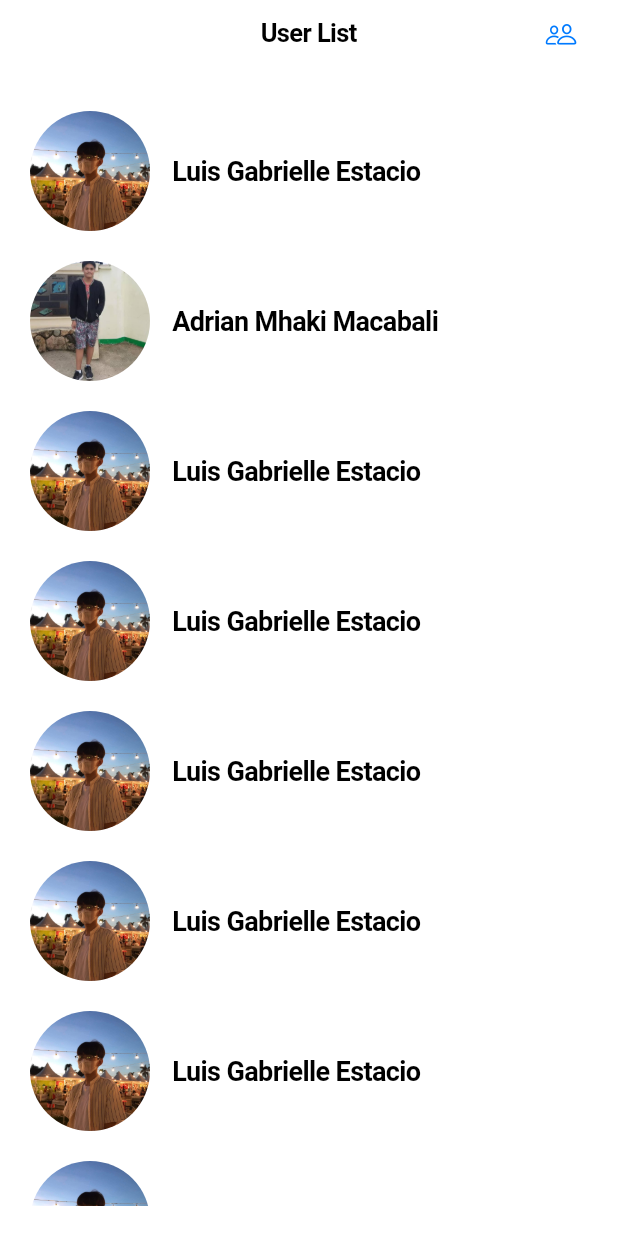
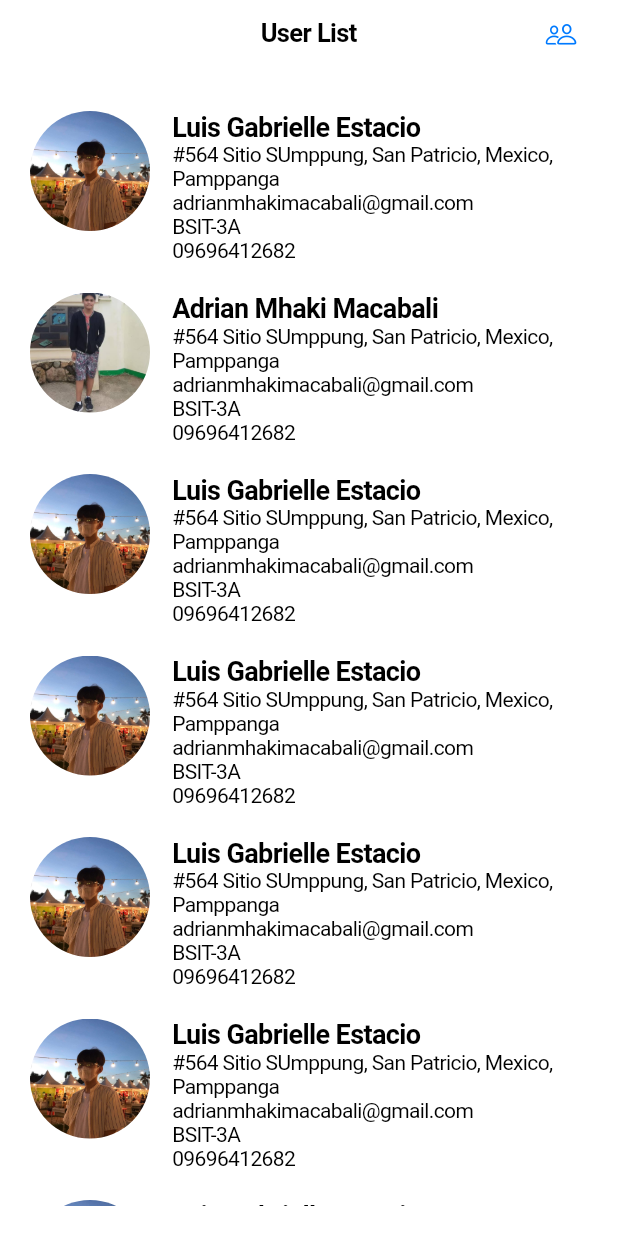
Before and after one commit to megan-esguerra/Resume_App, a Flutter app: the screen it shows after launch, on a phone screen of 412 x 824 dp. Run offline on Flutter 3.47's test engine with Material 3 defaults, Android fonts, the phone set to English and light mode, and no system bars.

Commit message:
"Commit by Adrian"

```diff
--- a/lib/main.dart
+++ b/lib/main.dart
@@ -16,14 +16,14 @@
 
 class MyAppState extends State<MyApp> {
   final List<Map<String, String>> users = [
-    {'name': 'Luis Gabrielle Estacio', 'avatar': 'assets/images/LuisAvatar.jpg'},
-    {'name': 'Adrian Mhaki Macabali', 'avatar': 'assets/images/AdrianAvatar.jpg'},
-    {'name': 'Luis Gabrielle Estacio', 'avatar': 'assets/images/LuisAvatar.jpg'},
-    {'name': 'Luis Gabrielle Estacio', 'avatar': 'assets/images/LuisAvatar.jpg'},
-    {'name': 'Luis Gabrielle Estacio', 'avatar': 'assets/images/LuisAvatar.jpg'},
-    {'name': 'Luis Gabrielle Estacio', 'avatar': 'assets/images/LuisAvatar.jpg'},
-    {'name': 'Luis Gabrielle Estacio', 'avatar': 'assets/images/LuisAvatar.jpg'},
-    {'name': 'Luis Gabrielle Estacio', 'avatar': 'assets/images/LuisAvatar.jpg'},
+    {'name': 'Luis Gabrielle Estacio', 'avatar': 'assets/images/LuisAvatar.jpg', 'address': '#564 Sitio SUmppung, San Patricio, Mexico, Pamppanga', 'email': 'adrianmhakimacabali@gmail.com', 'gr&sec': 'BSIT-3A', 'contact#': '09696412682' },
+    {'name': 'Adrian Mhaki Macabali', 'avatar': 'assets/images/AdrianAvatar.jpg', 'address': '#564 Sitio SUmppung, San Patricio, Mexico, Pamppanga', 'email': 'adrianmhakimacabali@gmail.com', 'gr&sec': 'BSIT-3A', 'contact#': '09696412682' },
+    {'name': 'Luis Gabrielle Estacio', 'avatar': 'assets/images/LuisAvatar.jpg', 'address': '#564 Sitio SUmppung, San Patricio, Mexico, Pamppanga', 'email': 'adrianmhakimacabali@gmail.com', 'gr&sec': 'BSIT-3A', 'contact#': '09696412682' },
+    {'name': 'Luis Gabrielle Estacio', 'avatar': 'assets/images/LuisAvatar.jpg', 'address': '#564 Sitio SUmppung, San Patricio, Mexico, Pamppanga', 'email': 'adrianmhakimacabali@gmail.com', 'gr&sec': 'BSIT-3A', 'contact#': '09696412682' },
+    {'name': 'Luis Gabrielle Estacio', 'avatar': 'assets/images/LuisAvatar.jpg', 'address': '#564 Sitio SUmppung, San Patricio, Mexico, Pamppanga', 'email': 'adrianmhakimacabali@gmail.com', 'gr&sec': 'BSIT-3A', 'contact#': '09696412682' },
+    {'name': 'Luis Gabrielle Estacio', 'avatar': 'assets/images/LuisAvatar.jpg', 'address': '#564 Sitio SUmppung, San Patricio, Mexico, Pamppanga', 'email': 'adrianmhakimacabali@gmail.com', 'gr&sec': 'BSIT-3A', 'contact#': '09696412682' },
+    {'name': 'Luis Gabrielle Estacio', 'avatar': 'assets/images/LuisAvatar.jpg', 'address': '#564 Sitio SUmppung, San Patricio, Mexico, Pamppanga', 'email': 'adrianmhakimacabali@gmail.com', 'gr&sec': 'BSIT-3A', 'contact#': '09696412682' },
+    {'name': 'Luis Gabrielle Estacio', 'avatar': 'assets/images/LuisAvatar.jpg', 'address': '#564 Sitio SUmppung, San Patricio, Mexico, Pamppanga', 'email': 'adrianmhakimacabali@gmail.com', 'gr&sec': 'BSIT-3A', 'contact#': '09696412682' },
   ];
 
   void _showUsersModal(BuildContext context) {
@@ -52,25 +52,54 @@
     return Padding(
       padding: EdgeInsets.symmetric(vertical: 10),
       child: Row(
+        crossAxisAlignment: CrossAxisAlignment.start,
         children: [
           ClipRRect(
             borderRadius: BorderRadius.circular(50),
             child: Image.asset(
-              user['avatar']!,
+              user['avatar'] ?? 'assets/images/defaultAvatar.jpg', // Provide a default image
               width: 80,
               height: 80,
               fit: BoxFit.cover,
             ),
           ),
           SizedBox(width: 15),
-          Text(
-            user['name']!,
-            style: TextStyle(fontSize: 18, fontWeight: FontWeight.bold),
+          Expanded(
+            child: Column(
+              crossAxisAlignment: CrossAxisAlignment.start,
+              children: [
+                Text(
+                  user['name'] ?? 'No Name',
+                  style: TextStyle(fontSize: 18, fontWeight: FontWeight.bold),
+                ),
+                if (user.containsKey('address'))
+                  Text(
+                    user['address']!,
+                    style: TextStyle(fontSize: 14),
+                  ),
+                if (user.containsKey('email'))
+                  Text(
+                    user['email']!,
+                    style: TextStyle(fontSize: 14),
+                  ),
+                if (user.containsKey('gr&sec'))
+                  Text(
+                    user['gr&sec']!,
+                    style: TextStyle(fontSize: 14),
+                  ),
+                if (user.containsKey('contact#'))
+                  Text(
+                    user['contact#']!,
+                    style: TextStyle(fontSize: 14),
+                  ),
+              ],
+            ),
           ),
         ],
       ),
     );
   }
+
 
   Widget _buildUserAvatar(Map<String, String> user) {
     return Padding(
```
